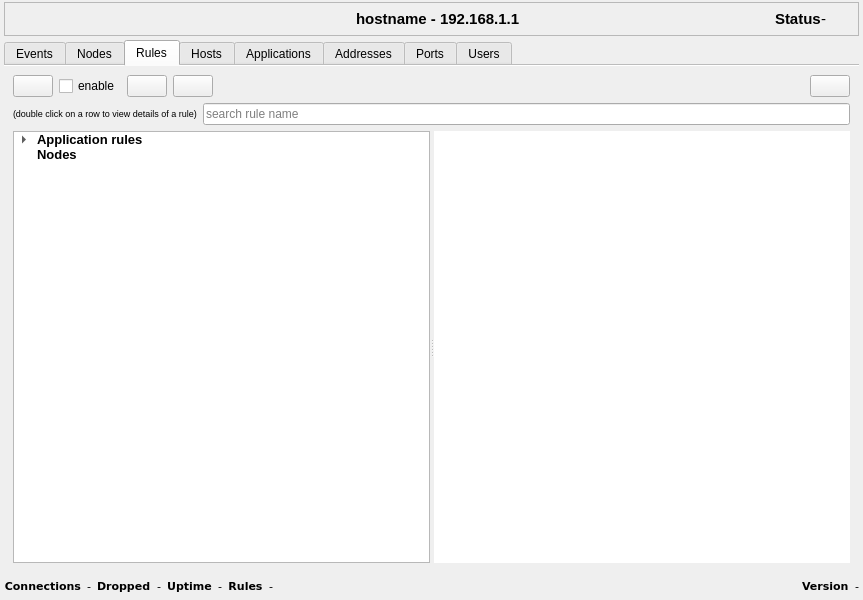
Old version of the form ui/opensnitch/res/stats.ui in the repository evilsocket/opensnitch.
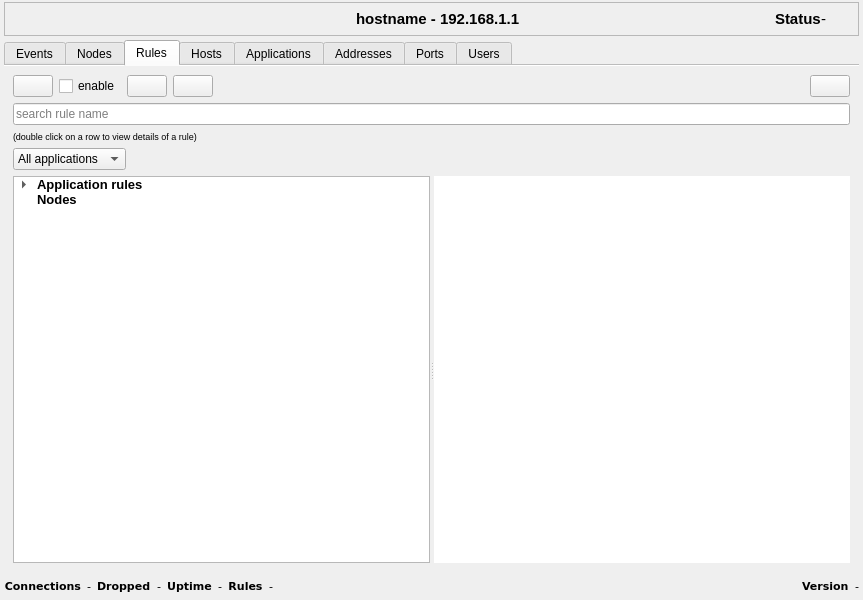
New version of the form. The open tabs and pages were chosen to show the change. Icons and pictures are not drawn. Custom widgets are drawn as their Qt base class.

Commit message:
ui: allow to configure events columns, misc
* Preferences:
  - Allow to configure the columns of the Events tab.
  - Fixed displaying labels on small screens.

* Rules:
  - Added combo to select the type of rules to list (all, permanent,
    temporary) when the left panel is hidden.

* Main window:
  - Improved tabs widgets positioning.

* Misc:
  - Improved code to avoid typos.

Diff of the .ui file:
```diff
--- a/ui/opensnitch/res/stats.ui
+++ b/ui/opensnitch/res/stats.ui
@@ -652,6 +652,12 @@
          </item>
          <item>
           <widget class="QLabel" name="ruleLabel">
+           <property name="sizePolicy">
+            <sizepolicy hsizetype="Expanding" vsizetype="Preferred">
+             <horstretch>0</horstretch>
+             <verstretch>0</verstretch>
+            </sizepolicy>
+           </property>
            <property name="text">
             <string/>
            </property>
@@ -687,17 +693,7 @@
         </layout>
        </item>
        <item row="1" column="0">
-        <layout class="QHBoxLayout" name="horizontalLayout_8">
-         <item>
-          <widget class="QLabel" name="tipRulesLabel">
-           <property name="text">
-            <string>&lt;html&gt;&lt;head/&gt;&lt;body&gt;&lt;p&gt;&lt;span style=&quot; font-size:7pt;&quot;&gt;(double click on a row to view details of a rule)&lt;/span&gt;&lt;/p&gt;&lt;/body&gt;&lt;/html&gt;</string>
-           </property>
-           <property name="textFormat">
-            <enum>Qt::RichText</enum>
-           </property>
-          </widget>
-         </item>
+        <layout class="QVBoxLayout" name="verticalLayout_2">
          <item>
           <widget class="QLineEdit" name="rulesFilterLine">
            <property name="sizePolicy">
@@ -714,6 +710,61 @@
            </property>
           </widget>
          </item>
+         <item>
+          <widget class="QLabel" name="tipRulesLabel">
+           <property name="text">
+            <string>&lt;html&gt;&lt;head/&gt;&lt;body&gt;&lt;p&gt;&lt;span style=&quot; font-size:7pt;&quot;&gt;(double click on a row to view details of a rule)&lt;/span&gt;&lt;/p&gt;&lt;/body&gt;&lt;/html&gt;</string>
+           </property>
+           <property name="textFormat">
+            <enum>Qt::RichText</enum>
+           </property>
+          </widget>
+         </item>
+         <item>
+          <layout class="QHBoxLayout" name="horizontalLayout_8">
+           <item>
+            <widget class="QComboBox" name="comboRulesFilter">
+             <item>
+              <property name="text">
+               <string>All applications</string>
+              </property>
+              <property name="icon">
+               <iconset theme="system-run"/>
+              </property>
+             </item>
+             <item>
+              <property name="text">
+               <string>Permanent</string>
+              </property>
+              <property name="icon">
+               <iconset theme="security-medium"/>
+              </property>
+             </item>
+             <item>
+              <property name="text">
+               <string>Temporary</string>
+              </property>
+              <property name="icon">
+               <iconset theme="edit-clear"/>
+              </property>
+             </item>
+            </widget>
+           </item>
+           <item>
+            <spacer name="horizontalSpacer_11">
+             <property name="orientation">
+              <enum>Qt::Horizontal</enum>
+             </property>
+             <property name="sizeHint" stdset="0">
+              <size>
+               <width>30</width>
+               <height>20</height>
+              </size>
+             </property>
+            </spacer>
+           </item>
+          </layout>
+         </item>
         </layout>
        </item>
        <item row="2" column="0">
@@ -825,6 +876,9 @@
           <property name="showGrid">
            <bool>false</bool>
           </property>
+          <attribute name="horizontalHeaderStretchLastSection">
+           <bool>true</bool>
+          </attribute>
          </widget>
         </widget>
        </item>
```
Left out of the diff: 347 changed lines with no effect on the pictures. The commit also changes 4 other files.
